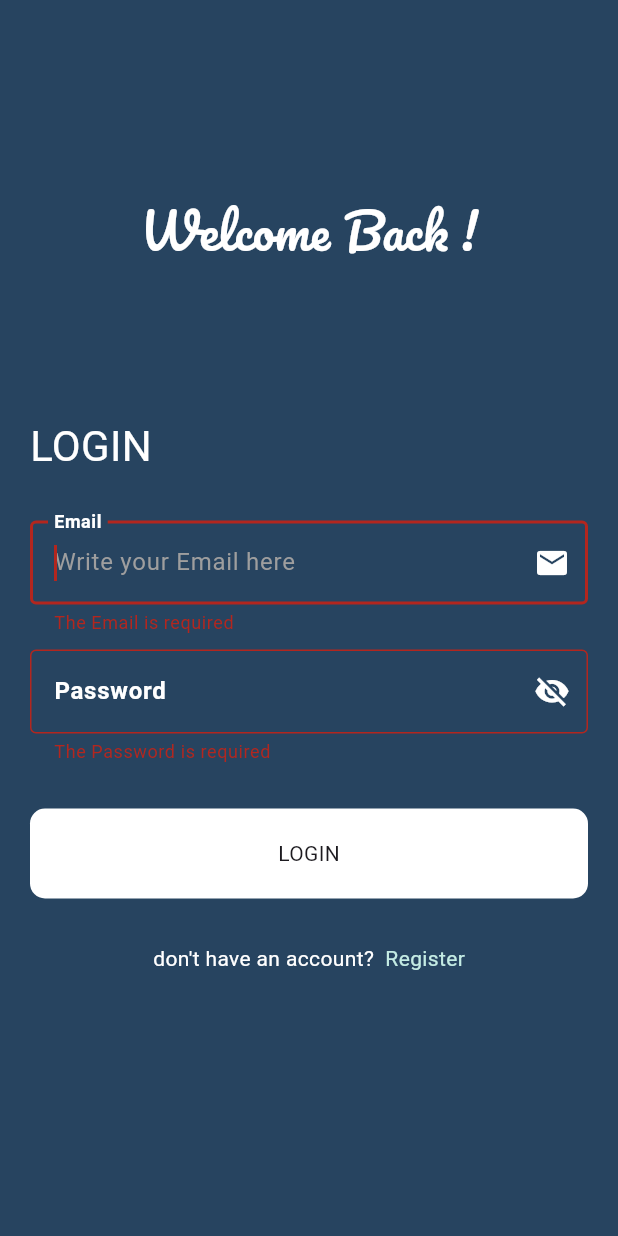
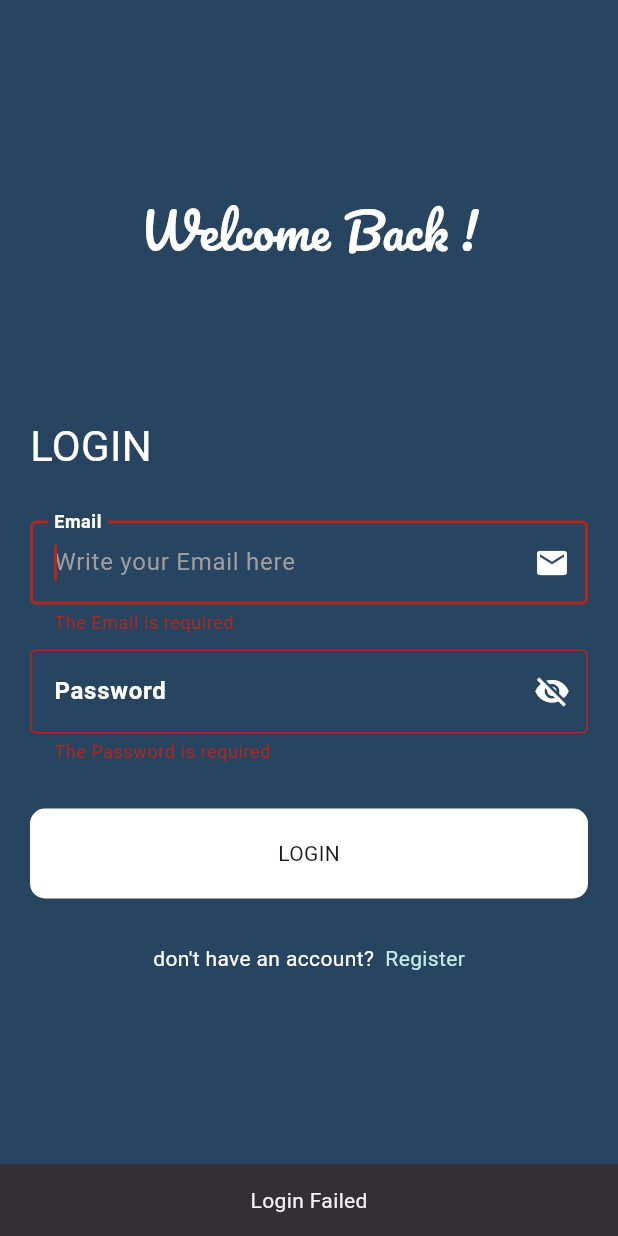
Before and after one commit to ahmedmostafa8701/Enterprise-Mobile-App, a Flutter app: the screen it shows after launch, after a tap on "LOGIN", on a phone screen of 412 x 824 dp. Run offline on Flutter 3.47's test engine with Material 3 defaults, Android fonts, the phone set to English and light mode, and no system bars; drawn by our look-alikes of modal_progress_hud_nsn.

Commit message:
added showSnackBar to clarify Login/Register state

```diff
--- a/lib/screens/login_screen.dart
+++ b/lib/screens/login_screen.dart
@@ -5,8 +5,11 @@
 // import 'package:chat_app/screens/chat_screen.dart';
 // import 'package:chat_app/screens/register_screen.dart';
 // import 'package:firebase_auth/firebase_auth.dart';
+import 'dart:developer';
+
 import 'package:assign_1/components/custom_button.dart';
 import 'package:assign_1/components/custom_text_field.dart';
+import 'package:assign_1/components/show_snack_bar.dart';
 import 'package:assign_1/constants.dart';
 import 'package:assign_1/screens/register_screen.dart';
 import 'package:flutter/material.dart';
@@ -145,7 +148,13 @@ class _LoginScreenState extends State<LoginScreen> {
                 ),
                 CustomButton(
                   onTap: () {
-                    if (formKey.currentState!.validate()) {}
+                    if (formKey.currentState!.validate()) {
+                      log(emailController.text);
+                      log(passController.text);
+                      showSnackBar(context, "Login Success");
+                    } else {
+                      showSnackBar(context, "Login Failed");
+                    }
                   },
                   text: 'LOGIN',
                 ),
--- a/lib/screens/register_screen.dart
+++ b/lib/screens/register_screen.dart
@@ -2,6 +2,7 @@ import 'dart:developer';
 
 import 'package:assign_1/components/custom_button.dart';
 import 'package:assign_1/components/custom_text_field.dart';
+import 'package:assign_1/components/show_snack_bar.dart';
 import 'package:assign_1/constants.dart';
 import 'package:flutter/material.dart';
 import 'package:modal_progress_hud_nsn/modal_progress_hud_nsn.dart';
@@ -448,6 +449,9 @@ class _RegisterScreenState extends State<RegisterScreen> {
                       log(level);
                       log(passController.text);
                       log(repassController.text);
+                      showSnackBar(context, "Signup Success");
+                    } else {
+                      showSnackBar(context, "Signup Failed");
                     }
                   },
                   text: 'LOGIN',
```
